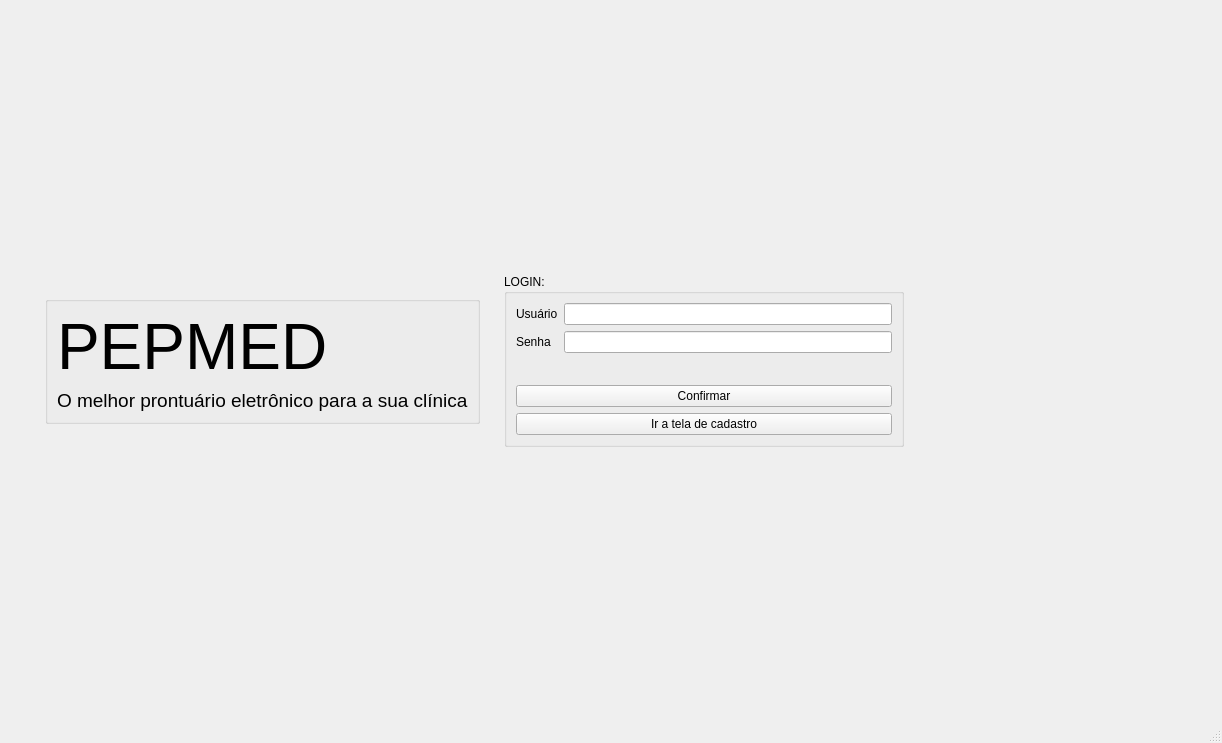
Above: ui/mainwindow.ui from mateusangeli/PEPMED before the change. Below: the same form after it.
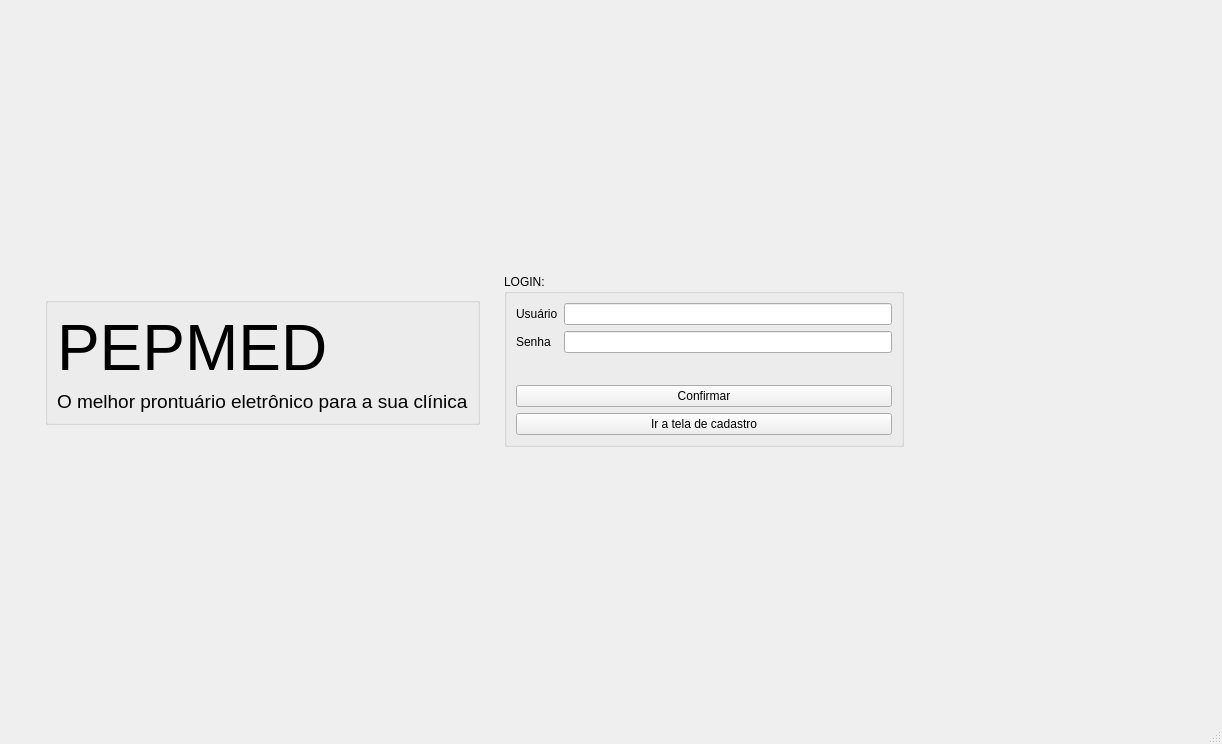
That is the form after the change. Icons and pictures are not drawn.

Patch:
```diff
--- a/ui/mainwindow.ui
+++ b/ui/mainwindow.ui
@@ -7,7 +7,7 @@
     <x>0</x>
     <y>0</y>
     <width>1216</width>
-    <height>743</height>
+    <height>744</height>
    </rect>
   </property>
   <property name="windowTitle">
```
Left out of the diff: 8 changed lines with no effect on the pictures.
